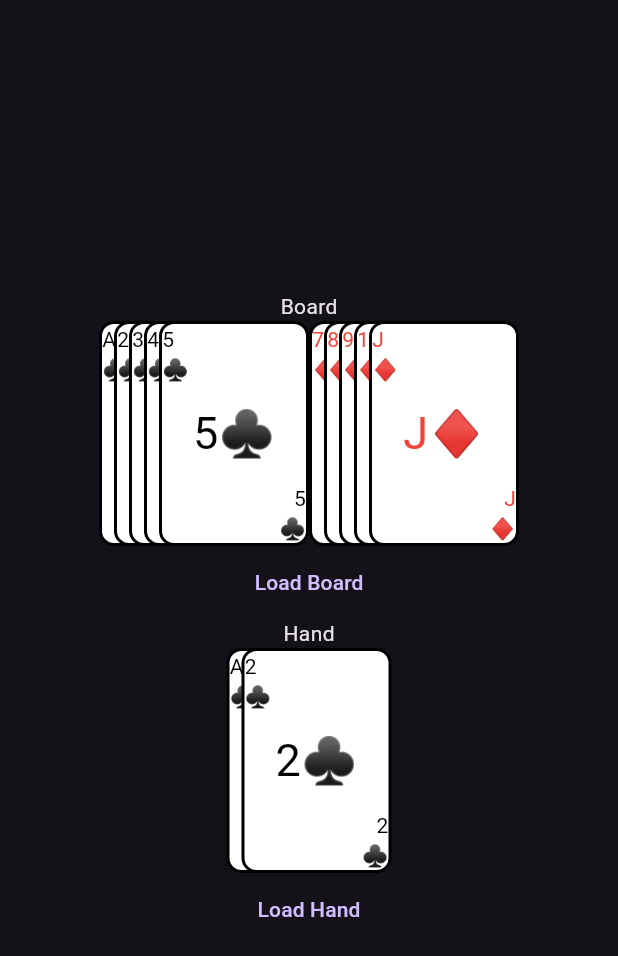
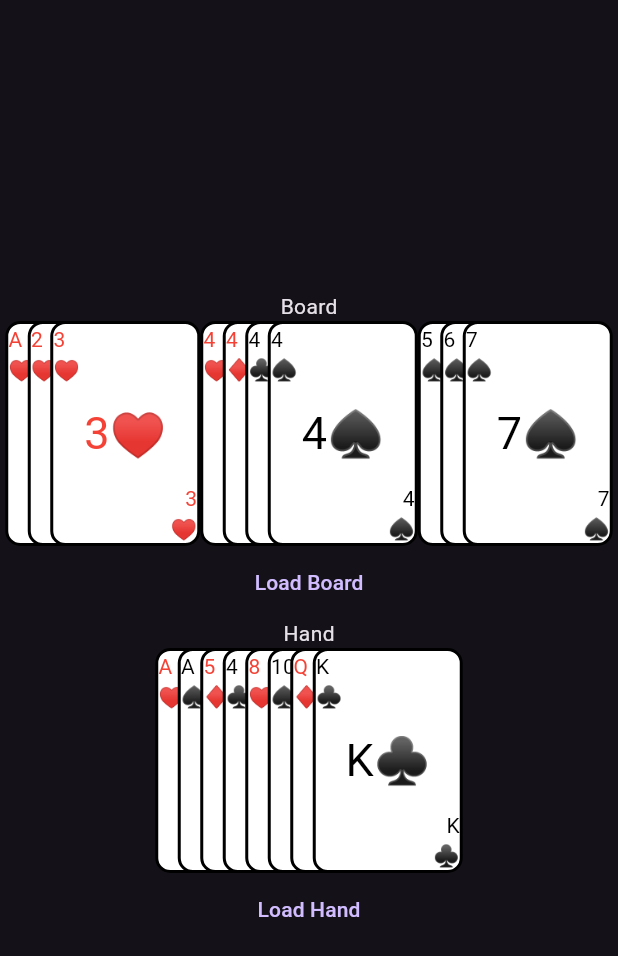
Before and after one commit to arqueffe/MachIAvelli, a Flutter app: the screen it shows after launch, on a phone screen of 412 x 824 dp. Shown: the top 956 px of the screen. Run offline on Flutter 3.47's test engine with Material 3 defaults, Android fonts, the phone set to English and light mode, and no system bars; our stand-ins replace camera.

Commit message:
Initial implementation of the game logic/Slight fix of UI

```diff
--- a/machiavelli_app/lib/main.dart
+++ b/machiavelli_app/lib/main.dart
@@ -42,30 +42,55 @@ class HomePage extends StatefulWidget {
 }
 
 class _HomePageState extends State<HomePage> {
-  final List<List<GameCard>> board = [];
-  final List<GameCard> hand = [];
+  final GameBoard board = GameBoard();
+  final CardBlock hand = const CardBlock(cards: [
+    // A 'random' hand
+    GameCard(suit: Suit.hearts, value: 1),
+    GameCard(suit: Suit.spades, value: 1),
+    GameCard(suit: Suit.diamonds, value: 5),
+    GameCard(suit: Suit.clubs, value: 4),
+    GameCard(suit: Suit.hearts, value: 8),
+    GameCard(suit: Suit.spades, value: 10),
+    GameCard(suit: Suit.diamonds, value: 12),
+    GameCard(suit: Suit.clubs, value: 13),
+  ]);
+
+  @override
+  void initState() {
+    super.initState();
+    board.addBlock(
+      SeriesBlock(
+        cards: [
+          GameCard(suit: Suit.hearts, value: 1),
+          GameCard(suit: Suit.hearts, value: 2),
+          GameCard(suit: Suit.hearts, value: 3),
+        ],
+      ),
+    );
+    board.addBlock(
+      SquareBlock(
+        cards: [
+          GameCard(suit: Suit.hearts, value: 4),
+          GameCard(suit: Suit.diamonds, value: 4),
+          GameCard(suit: Suit.clubs, value: 4),
+          GameCard(suit: Suit.spades, value: 4),
+        ],
+      ),
+    );
+    board.addBlock(
+      SeriesBlock(
+        cards: [
+          GameCard(suit: Suit.spades, value: 5),
+          GameCard(suit: Suit.spades, value: 6),
+          GameCard(suit: Suit.spades, value: 7),
+        ],
+      ),
+    );
+  }
 
   @override
   Widget build(BuildContext context) {
     // Test board and hand
-    if (board.isEmpty) {
-      board.add(const [
-        GameCard(suit: Suit.clubs, value: 1),
-        GameCard(suit: Suit.clubs, value: 2),
-        GameCard(suit: Suit.clubs, value: 3),
-        GameCard(suit: Suit.clubs, value: 4),
-        GameCard(suit: Suit.clubs, value: 5),
-      ]);
-      board.add(const [
-        GameCard(suit: Suit.diamonds, value: 7),
-        GameCard(suit: Suit.diamonds, value: 8),
-        GameCard(suit: Suit.diamonds, value: 9),
-        GameCard(suit: Suit.diamonds, value: 10),
-        GameCard(suit: Suit.diamonds, value: 11),
-      ]);
-      hand.add(const GameCard(suit: Suit.clubs, value: 1));
-      hand.add(const GameCard(suit: Suit.clubs, value: 2));
-    }
     return Scaffold(
       body: Center(
         child: Column(
@@ -75,8 +100,8 @@ class _HomePageState extends State<HomePage> {
             Row(
               mainAxisAlignment: MainAxisAlignment.center,
               children: <Widget>[
-                for (int i = 0; i < board.length; i++)
-                  BlockWidget(block: board[i]),
+                for (int i = 0; i < board.blocks.length; i++)
+                  BlockWidget(block: board.blocks[i]),
               ],
             ),
             TextButton(
@@ -147,21 +172,21 @@ class CardWidget extends StatelessWidget {
 }
 
 class BlockWidget extends StatelessWidget {
-  final List<GameCard> block;
-
+  final CardBlock block;
+  final double spacing = 15;
   const BlockWidget({super.key, required this.block});
 
   @override
   Widget build(BuildContext context) {
     return SizedBox(
-      width: 100 + (block.length - 1) * 10,
+      width: 100 + (block.length - 1) * spacing,
       height: 150,
       child: Stack(
         children: <Widget>[
           for (int i = 0; i < block.length; i++)
             Positioned(
-              left: i.toDouble() * 10,
-              child: CardWidget(card: block[i]),
+              left: i.toDouble() * spacing,
+              child: CardWidget(card: block.get(i)),
             ),
         ],
       ),
--- a/machiavelli_app/lib/model/game.dart
+++ b/machiavelli_app/lib/model/game.dart
@@ -47,3 +47,49 @@ class GameCard {
     }
   }
 }
+
+class CardBlock {
+  final List<GameCard> cards;
+
+  const CardBlock({required this.cards});
+
+  int get length => cards.length;
+
+  GameCard get(int index) => cards[index];
+}
+
+class SeriesBlock extends CardBlock {
+  const SeriesBlock({required super.cards});
+
+  bool canInsert(GameCard card) {
+    final lastCard = cards.last;
+    if (lastCard.suit != card.suit) {
+      return false;
+    }
+    return lastCard.value + 1 == card.value || lastCard.value - 1 == card.value;
+  }
+}
+
+class SquareBlock extends CardBlock {
+  const SquareBlock({required super.cards});
+
+  bool canInsert(GameCard card) {
+    if (cards.length == 4) {
+      return false;
+    }
+    if (cards.where((c) => c.suit == card.suit).isNotEmpty) {
+      return false;
+    }
+    return cards.first.value == card.value;
+  }
+}
+
+class GameBoard {
+  final List<CardBlock> blocks = [];
+
+  List<GameCard> get cards => blocks.expand((b) => b.cards).toList();
+
+  void addBlock(CardBlock block) {
+    blocks.add(block);
+  }
+}
```
